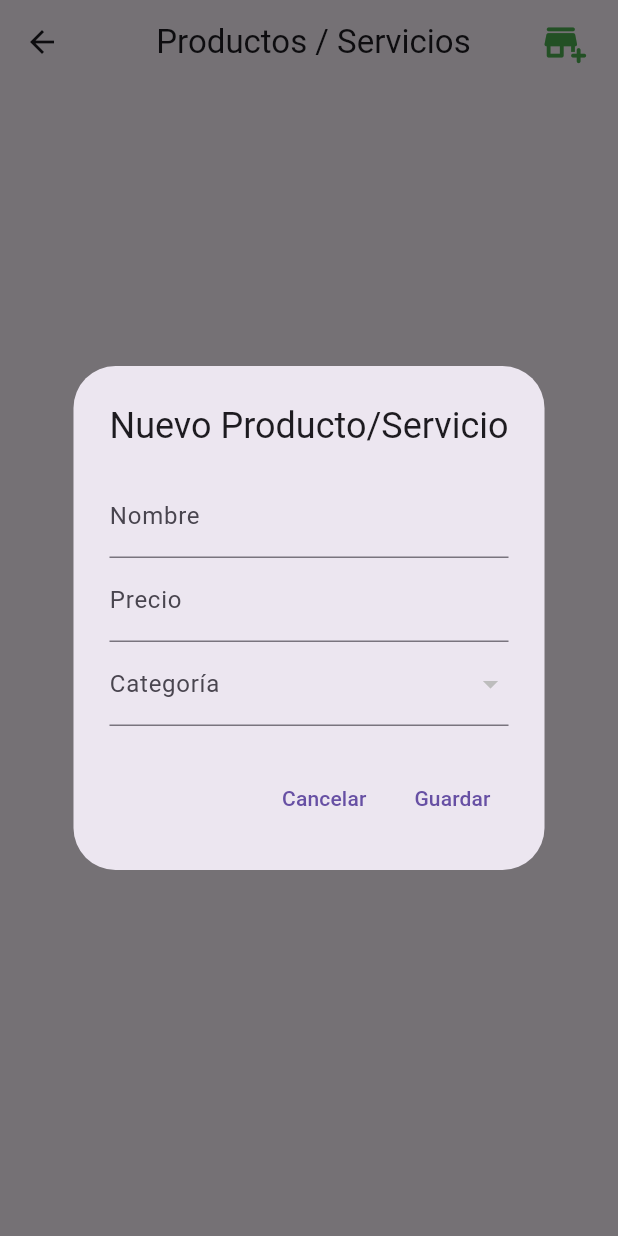
After one commit to JonathanRomeraso/PracticaBDFlutter, a Flutter app: the BienesScreen screen opened by its route, after a tap on the "add business" icon, on a phone screen of 412 x 824 dp. The commit adds this screen. Run offline on Flutter 3.47's test engine with Material 3 defaults, Android fonts, the phone set to English and light mode, and no system bars; our stand-ins replace grouped_list, sqflite; accounts and stored records are empty.

Commit message:
CRUD Bienes y Servicos

```diff
--- a/lib/main.dart
+++ b/lib/main.dart
@@ -1,4 +1,5 @@
 import 'package:flutter/material.dart';
+import 'package:practica_tres/screens/bienes_screen.dart';
 import 'package:practica_tres/screens/categorias_screen.dart';
 import 'package:practica_tres/screens/first_screen.dart';
 import 'package:practica_tres/screens/hoome_screen.dart';
@@ -22,6 +23,8 @@ class _MyAppState extends State<MyApp> {
       routes: {
         "/ventasServicios": (context) => VentasServiciosScreen(),
         "/categorias": (context) => CategoriasScreen(),
+        "/bienes": (context) => BienesScreen(),
+
         "/home": (context) => HoomeScreen(),
       },
       //theme: ThemeData.dark(),
--- /dev/null
+++ b/lib/screens/bienes_screen.dart
@@ -0,0 +1,322 @@
+import 'package:flutter/material.dart';
+import 'package:practica_tres/db/categorias_database.dart';
+import 'package:practica_tres/db/productos_servicios_database.dart';
+import 'package:practica_tres/models/categoria.dart';
+import 'package:practica_tres/models/producto_servicio.dart';
+
+class BienesScreen extends StatefulWidget {
+  const BienesScreen({super.key});
+
+  @override
+  State<BienesScreen> createState() => _BienesScreenState();
+}
+
+class _BienesScreenState extends State<BienesScreen> {
+  final repo = ProductosServiciosDatabase();
+  final categoriasRepo = CategoriasDatabase();
+  List<ProductoServicio> productos = [];
+  List<Categoria> categorias = [];
+
+  @override
+  void initState() {
+    super.initState();
+    cargarTodo();
+  }
+
+  Future<void> cargarTodo() async {
+    final listaProductos = await repo.getAll();
+    final listaCategorias = await categoriasRepo.getAll();
+
+    setState(() {
+      productos = listaProductos;
+      categorias = listaCategorias;
+    });
+  }
+
+  Future<void> mostrarFormulario({ProductoServicio? producto}) async {
+    final nombreController = TextEditingController(
+      text: producto?.nombre ?? '',
+    );
+    final precioController = TextEditingController(
+      text: producto != null ? producto.precio.toString() : '',
+    );
+    int? categoriaSeleccionada =
+        producto?.categoriaId ??
+        (categorias.isNotEmpty ? categorias.first.id : null);
+
+    await showDialog(
+      context: context,
+      builder:
+          (_) => AlertDialog(
+            title: Text(
+              producto != null
+                  ? 'Editar Producto/Servicio'
+                  : 'Nuevo Producto/Servicio',
+            ),
+            content: Column(
+              mainAxisSize: MainAxisSize.min,
+              children: [
+                TextField(
+                  controller: nombreController,
+                  decoration: InputDecoration(labelText: 'Nombre'),
+                ),
+                TextField(
+                  controller: precioController,
+                  decoration: InputDecoration(labelText: 'Precio'),
+                  keyboardType: TextInputType.number,
+                ),
+                DropdownButtonFormField<int>(
+                  value: categoriaSeleccionada,
+                  items:
+                      categorias
+                          .map(
+                            (cat) => DropdownMenuItem(
+                              value: cat.id,
+                              child: Text(cat.nombre),
+                            ),
+                          )
+                          .toList(),
+                  onChanged: (value) => categoriaSeleccionada = value,
+                  decoration: InputDecoration(labelText: 'Categoría'),
+                ),
+              ],
+            ),
+            actions: [
+              TextButton(
+                onPressed: () => Navigator.pop(context),
+                child: Text('Cancelar'),
+              ),
+              TextButton(
+                onPressed: () async {
+                  final nombre = nombreController.text.trim();
+                  final precio =
+                      double.tryParse(precioController.text.trim()) ?? 0;
+
+                  if (nombre.isEmpty || categoriaSeleccionada == null) return;
+
+                  final nuevo = ProductoServicio(
+                    id: producto?.id,
+                    nombre: nombre,
+                    categoriaId: categoriaSeleccionada!,
+                    precio: precio,
+                  );
+
+                  if (producto == null) {
+                    await repo.insert({
+                      'nombre': nuevo.nombre,
+                      'categoriaId': nuevo.categoriaId,
+                      'precio': nuevo.precio,
+                    });
+                  } else {
+                    await repo.update({
+                      'id': nuevo.id,
+                      'nombre': nuevo.nombre,
+                      'categoriaId': nuevo.categoriaId,
+                      'precio': nuevo.precio,
+                    });
+                  }
+                  Navigator.pop(context);
+                  cargarTodo();
+                },
+                child: Text(producto == null ? 'Guardar' : 'Actualizar'),
+              ),
+            ],
+          ),
+    );
+  }
+
+  Future<void> eliminarProducto(int id) async {
+    await repo.delete(id);
+    cargarTodo();
+  }
+
+  String nombreCategoria(int id) {
+    return categorias.firstWhere((c) => c.id == id).nombre;
+  }
+
+  @override
+  Widget build(BuildContext context) {
+    return Scaffold(
+      appBar: AppBar(
+        title: Center(child: Text('Productos / Servicios')),
+        actions: [
+          IconButton(
+            padding: const EdgeInsets.only(right: 20),
+            icon: Icon(
+              Icons.add_business_rounded,
+              size: 30,
+              color: Colors.green,
+            ),
+            tooltip: 'Agregar Producto/Servicio',
+            onPressed: () => mostrarFormulario(),
+          ),
+        ],
+      ),
+      body:
+          productos.isEmpty
+              ? Center(child: Text('No hay productos o servicios'))
+              : _listaBienes(productos),
+    );
+  }
+
+  Widget _listaBienes(List<ProductoServicio> bienes) {
+    final productos =
+        bienes.where((b) {
+          final cat = categorias.firstWhere((c) => c.id == b.categoriaId);
+          return cat.type == 'Producto';
+        }).toList();
+    final servicios =
+        bienes.where((b) {
+          final cat = categorias.firstWhere((c) => c.id == b.categoriaId);
+          return cat.type == 'Servicio';
+        }).toList();
+
+    return ListView(
+      padding: const EdgeInsets.all(8),
+      children: [
+        if (productos.isNotEmpty) ...[
+          Divider(),
+          Center(
+            child: const Text(
+              'Productos',
+              style: TextStyle(fontSize: 24, fontWeight: FontWeight.bold),
+            ),
+          ),
+          Divider(),
+          const SizedBox(height: 8),
+          ..._buildGrupos(productos),
+        ],
+        if (servicios.isNotEmpty) ...[
+          Divider(),
+          Center(
+            child: const Text(
+              'Servicios',
+              style: TextStyle(fontSize: 24, fontWeight: FontWeight.bold),
+            ),
+          ),
+          Divider(),
+          const SizedBox(height: 8),
+          ..._buildGrupos(servicios),
+        ],
+      ],
+    );
+  }
+
+  List<Widget> _buildGrupos(List<ProductoServicio> bienes) {
+    final productosPorCategoria = <String, List<ProductoServicio>>{};
+
+    for (var prod in bienes) {
+      final categoriaNombre = nombreCategoria(prod.categoriaId);
+      productosPorCategoria.putIfAbsent(categoriaNombre, () => []).add(prod);
+    }
+
+    return productosPorCategoria.entries.map((entry) {
+      final categoria = entry.key;
+      final productos = entry.value;
+
+      return Column(
+        crossAxisAlignment: CrossAxisAlignment.start,
+        children: [
+          Text(
+            categoria,
+            style: const TextStyle(fontSize: 18, fontWeight: FontWeight.bold),
+          ),
+          const SizedBox(height: 8),
+          GridView.builder(
+            shrinkWrap: true,
+            physics: const NeverScrollableScrollPhysics(),
+            itemCount: productos.length,
+            gridDelegate: const SliverGridDelegateWithFixedCrossAxisCount(
+              crossAxisCount: 2,
+              mainAxisSpacing: 8,
+              crossAxisSpacing: 8,
+              childAspectRatio: 1.5,
+            ),
+            itemBuilder: (context, i) {
+              final prod = productos[i];
+              return Card(
+                elevation: 4,
+                shadowColor: Colors.deepPurpleAccent,
+                child: Padding(
+                  padding: const EdgeInsets.all(8.0),
+                  child: Column(
+                    crossAxisAlignment: CrossAxisAlignment.start,
+                    children: [
+                      Center(
+                        child: Text(
+                          prod.nombre,
+                          style: const TextStyle(
+                            fontWeight: FontWeight.bold,
+                            fontSize: 18,
+                          ),
+                        ),
+                      ),
+                      const SizedBox(height: 4),
+                      Center(
+                        child: Text(
+                          'Precio: \$${prod.precio.toStringAsFixed(2)}',
+                          style: TextStyle(fontSize: 16),
+                        ),
+                      ),
+                      Row(
+                        mainAxisAlignment: MainAxisAlignment.spaceAround,
+                        children: [
+                          IconButton(
+                            icon: const Icon(
+                              Icons.edit,
+                              color: Colors.orange,
+                              size: 20,
+                            ),
+                            onPressed: () => mostrarFormulario(producto: prod),
+                          ),
+                          IconButton(
+                            icon: const Icon(
+                              Icons.delete,
+                              color: Colors.red,
+                              size: 20,
+                            ),
+                            onPressed: () {
+                              formEliminar(prod.id!);
+                            },
+                          ),
+                        ],
+                      ),
+                    ],
+                  ),
+                ),
+              );
+            },
+          ),
+          const SizedBox(height: 16),
+        ],
+      );
+    }).toList();
+  }
+
+  Future<void> formEliminar(int id) async {
+    final confirm = await showDialog<bool>(
+      context: context,
+      builder:
+          (_) => AlertDialog(
+            title: const Text('Confirmar eliminación'),
+            content: const Text('¿Deseas eliminar este producto/servicio?'),
+            actions: [
+              TextButton(
+                onPressed: () => Navigator.pop(context, false),
+                child: const Text('Cancelar'),
+              ),
+              TextButton(
+                onPressed: () => Navigator.pop(context, true),
+                child: const Text(
+                  'Eliminar',
+                  style: TextStyle(color: Colors.red),
+                ),
+              ),
+            ],
+          ),
+    );
+    if (confirm == true) {
+      eliminarProducto(id);
+    }
+  }
+}
```
Also changed, not shown: lib/screens/categorias_screen.dart (+20 -7 lines), lib/screens/hoome_screen.dart (+13 -2 lines).
